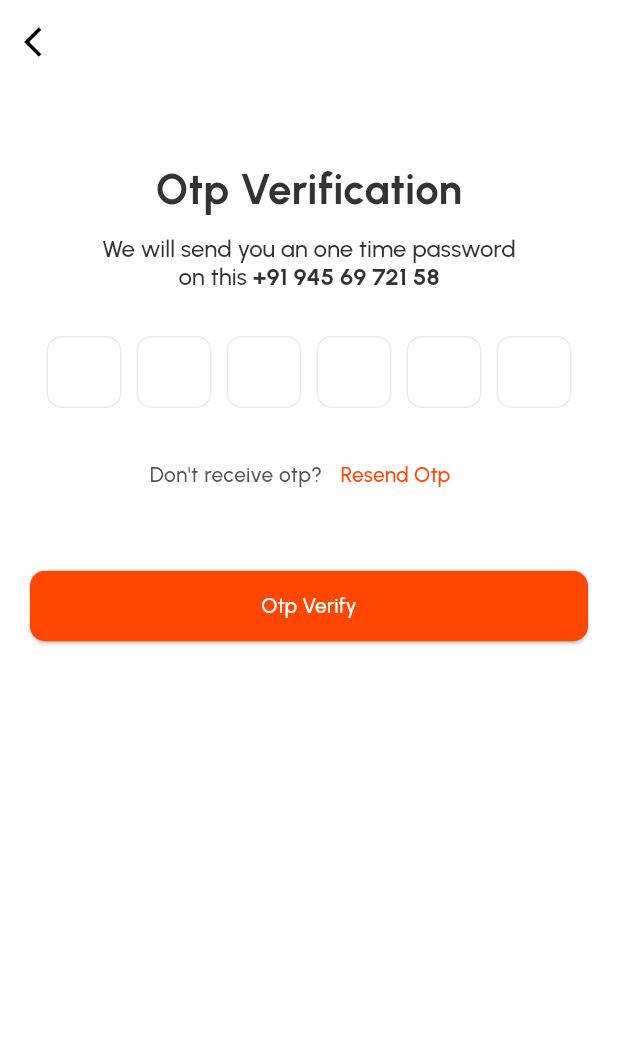
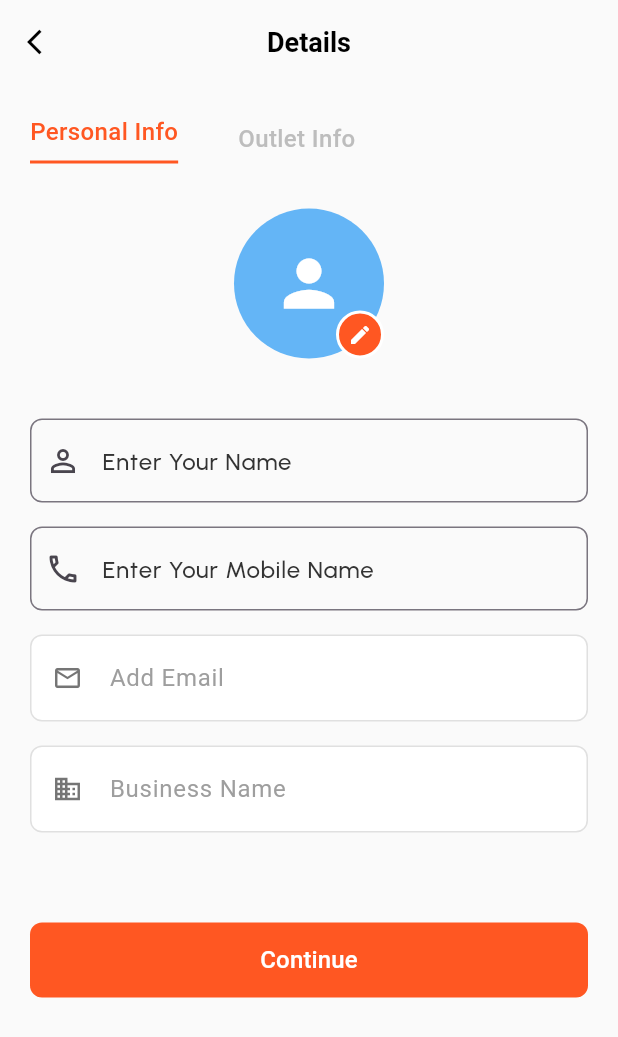
Before and after one commit to parasvirani/kupan-business, a Flutter app: the OtpScreen screen opened by its route, after a tap on "Otp Verify", on a phone screen of 412 x 824 dp. Shown: the top 1037 px of the screen. Run offline on Flutter 3.47's test engine with Material 3 defaults, Android fonts, the phone set to English and light mode, and no system bars; drawn by our look-alikes of otp_text_field; our stand-ins replace flutter_svg, get; accounts and stored records are empty.

Commit message:
add per.info screen

```diff
--- a/lib/screens/login_screen.dart
+++ b/lib/screens/login_screen.dart
@@ -1,7 +1,6 @@
 import 'package:flutter/material.dart';
 import 'package:flutter_svg/flutter_svg.dart';
 import 'package:get/get.dart';
-
 import '../common_view/common_button.dart';
 import '../common_view/common_text.dart';
 import '../common_view/common_textfield.dart';
--- a/lib/screens/otp_screen.dart
+++ b/lib/screens/otp_screen.dart
@@ -1,5 +1,6 @@
 
 import 'package:flutter/material.dart';
+import 'package:kupan_business/screens/personal_info.dart';
 import 'package:otp_text_field/otp_text_field.dart';
 import 'package:otp_text_field/style.dart';
 import 'package:get/get.dart';
@@ -112,6 +113,7 @@ class _OtpScreenState extends State<OtpScreen> {
             ),
              SizedBox(height: size(40)),
             CommonButton(onPressed: (){
+              Get.toNamed(AppRoutes.personalinfo);
               // Get.toNamed(AppRoutes.locations);
             }, text: 'Otp Verify'),
           ],
--- /dev/null
+++ b/lib/screens/personal_info.dart
@@ -0,0 +1,242 @@
+import 'package:flutter/material.dart';
+
+import '../common_view/common_textfield.dart';
+import '../utils/utils.dart';
+
+class UserDetailsScreen extends StatefulWidget {
+  @override
+  _UserDetailsScreenState createState() => _UserDetailsScreenState();
+}
+
+class _UserDetailsScreenState extends State<UserDetailsScreen> {
+  final TextEditingController _nameController = TextEditingController();
+  final TextEditingController _phoneController = TextEditingController();
+  final TextEditingController _emailController = TextEditingController();
+  final TextEditingController _businessController = TextEditingController();
+
+  @override
+  void dispose() {
+    _nameController.dispose();
+    _phoneController.dispose();
+    _emailController.dispose();
+    _businessController.dispose();
+    super.dispose();
+  }
+
+  @override
+  Widget build(BuildContext context) {
+    return Scaffold(
+      backgroundColor: Colors.grey[50],
+      appBar: AppBar(
+        backgroundColor: Colors.grey[50],
+        elevation: 0,
+        leading: IconButton(
+          icon: Icon(Icons.arrow_back_ios, color: Colors.black, size: 20),
+          onPressed: () => Navigator.pop(context),
+        ),
+        title: Text(
+          'Details',
+          style: TextStyle(
+            color: Colors.black,
+            fontSize: 18,
+            fontWeight: FontWeight.w600,
+          ),
+        ),
+        centerTitle: true,
+      ),
+      body: SingleChildScrollView(
+        padding: EdgeInsets.all(20),
+        child: Column(
+          children: [
+            // Tab Section
+            Container(
+              margin: EdgeInsets.only(bottom: 30),
+              child: Row(
+                children: [
+                  Container(
+                    padding: EdgeInsets.only(bottom: 8),
+                    decoration: BoxDecoration(
+                      border: Border(
+                        bottom: BorderSide(
+                          color: Colors.deepOrange,
+                          width: 2,
+                        ),
+                      ),
+                    ),
+                    child: Text(
+                      'Personal Info',
+                      style: TextStyle(
+                        color: Colors.deepOrange,
+                        fontSize: 16,
+                        fontWeight: FontWeight.w500,
+                      ),
+                    ),
+                  ),
+                  SizedBox(width: 40),
+                  Text(
+                    'Outlet Info',
+                    style: TextStyle(
+                      color: Colors.grey[400],
+                      fontSize: 16,
+                      fontWeight: FontWeight.w500,
+                    ),
+                  ),
+                ],
+              ),
+            ),
+
+            // Profile Avatar Section
+            Container(
+              margin: EdgeInsets.only(bottom: 40),
+              child: Stack(
+                alignment: Alignment.center,
+                children: [
+                  Container(
+                    width: 100,
+                    height: 100,
+                    decoration: BoxDecoration(
+                      color: Colors.blue[300],
+                      shape: BoxShape.circle,
+                    ),
+                    child: Icon(
+                      Icons.person,
+                      size: 50,
+                      color: Colors.white,
+                    ),
+                  ),
+                  Positioned(
+                    bottom: 0,
+                    right: 0,
+                    child: Container(
+                      width: 32,
+                      height: 32,
+                      decoration: BoxDecoration(
+                        color: Colors.deepOrange,
+                        shape: BoxShape.circle,
+                        border: Border.all(color: Colors.white, width: 2),
+                      ),
+                      child: Icon(
+                        Icons.edit,
+                        size: 16,
+                        color: Colors.white,
+                      ),
+                    ),
+                  ),
+                ],
+              ),
+            ),
+            CommonTextfield(
+              controller: _nameController,
+              hintText: 'Enter Your Name',
+              prefixIcon: Padding(
+                padding: EdgeInsets.symmetric(horizontal: size(10)),
+                child: Icon(Icons.person_outline),
+              ),
+              keyboardType: TextInputType.name,
+            ),
+
+            // Form Fields
+            // _buildInputField(
+            //   controller: _nameController,
+            //   hintText: 'Enter Your Name',
+            //   icon: Icons.person_outline,
+            // ),
+            SizedBox(height: 16),
+            CommonTextfield(
+              controller: _phoneController,
+              hintText: 'Enter Your Mobile Name',
+              prefixIcon: Padding(
+                padding: EdgeInsets.symmetric(horizontal: size(10)),
+                child: Icon(Icons.phone_outlined),
+              ),
+              keyboardType: TextInputType.phone,
+            ),
+
+            // _buildInputField(
+            //   controller: _phoneController,
+            //   hintText: 'Phone Number',
+            //   icon: Icons.phone_outlined,
+            // ),
+            SizedBox(height: 16),
+
+            _buildInputField(
+              controller: _emailController,
+              hintText: 'Add Email',
+              icon: Icons.email_outlined,
+            ),
+            SizedBox(height: 16),
+
+            _buildInputField(
+              controller: _businessController,
+              hintText: 'Business Name',
+              icon: Icons.business_outlined,
+            ),
+
+            SizedBox(height: 60),
+
+            // Continue Button
+            Container(
+              width: double.infinity,
+              height: 50,
+              child: ElevatedButton(
+                onPressed: () {
+                  // Handle continue action
+                  print('Name: ${_nameController.text}');
+                  print('Phone: ${_phoneController.text}');
+                  print('Email: ${_emailController.text}');
+                  print('Business: ${_businessController.text}');
+                },
+                style: ElevatedButton.styleFrom(
+                  backgroundColor: Colors.deepOrange,
+                  shape: RoundedRectangleBorder(
+                    borderRadius: BorderRadius.circular(8),
+                  ),
+                  elevation: 0,
+                ),
+                child: Text(
+                  'Continue',
+                  style: TextStyle(
+                    color: Colors.white,
+                    fontSize: 16,
+                    fontWeight: FontWeight.w500,
+                  ),
+                ),
+              ),
+            ),
+          ],
+        ),
+      ),
+    );
+  }
+
+  Widget _buildInputField({
+    required TextEditingController controller,
+    required String hintText,
+    required IconData icon,
+  }) {
+    return Container(
+      decoration: BoxDecoration(
+        color: Colors.white,
+        borderRadius: BorderRadius.circular(8),
+        border: Border.all(color: Colors.grey[300]!),
+      ),
+      child: TextField(
+        controller: controller,
+        decoration: InputDecoration(
+          hintText: hintText,
+          hintStyle: TextStyle(
+            color: Colors.grey[500],
+            fontSize: 16,
+          ),
+          prefixIcon: Icon(
+            icon,
+            color: Colors.grey[600],
+            size: 20,
+          ),
+          border: InputBorder.none,
+          contentPadding: EdgeInsets.symmetric(horizontal: 16, vertical: 16),
+        ),
+      ),
+    );
+  }
+}
--- a/lib/utils/appRoutesNavigation.dart
+++ b/lib/utils/appRoutesNavigation.dart
@@ -1,6 +1,7 @@
 import 'package:get/get.dart';
 import 'package:kupan_business/screens/login_screen.dart';
 import '../screens/otp_screen.dart';
+import '../screens/personal_info.dart';
 import '../screens/splash_screen.dart';
 import 'appRoutesStrings.dart';
 
@@ -27,5 +28,11 @@ class AppPage {
       page: () => const OtpScreen(),
       binding: null,
     ),
+    GetPage(
+      preventDuplicates: true,
+      name: AppRoutes.personalinfo,
+      page: () =>  UserDetailsScreen(),
+      binding: null,
+    ),
   ];
 }
--- a/lib/utils/appRoutesStrings.dart
+++ b/lib/utils/appRoutesStrings.dart
@@ -9,6 +9,7 @@ abstract class AppRoutes {
   static const search = RoutesPath.search;
   static const notification = RoutesPath.notification;
   static const offerDetails = RoutesPath.offerDetails;
+  static const personalinfo = RoutesPath.personalinfo;
 }
 
 abstract class RoutesPath {
@@ -21,4 +22,5 @@ abstract class RoutesPath {
   static const search = "/search";
   static const notification = "/notification";
   static const offerDetails = "/offerDetails";
+  static const personalinfo = "/personalinfo";
 }
```
Also changed, not shown: pubspec.lock, 125 other files.
